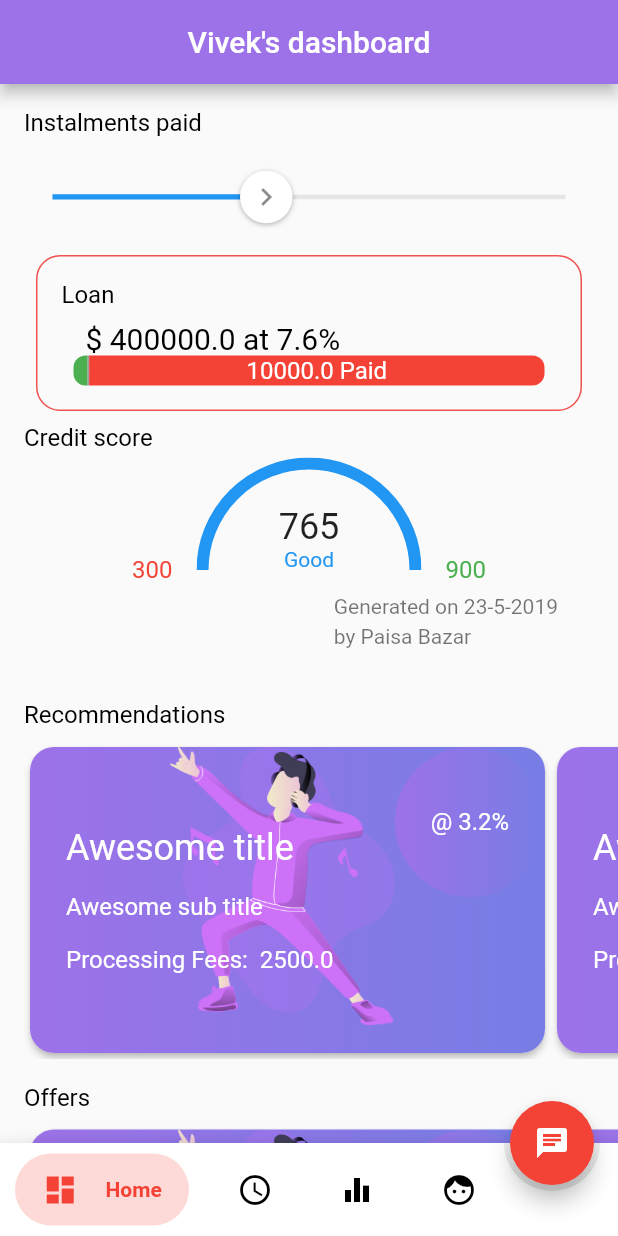
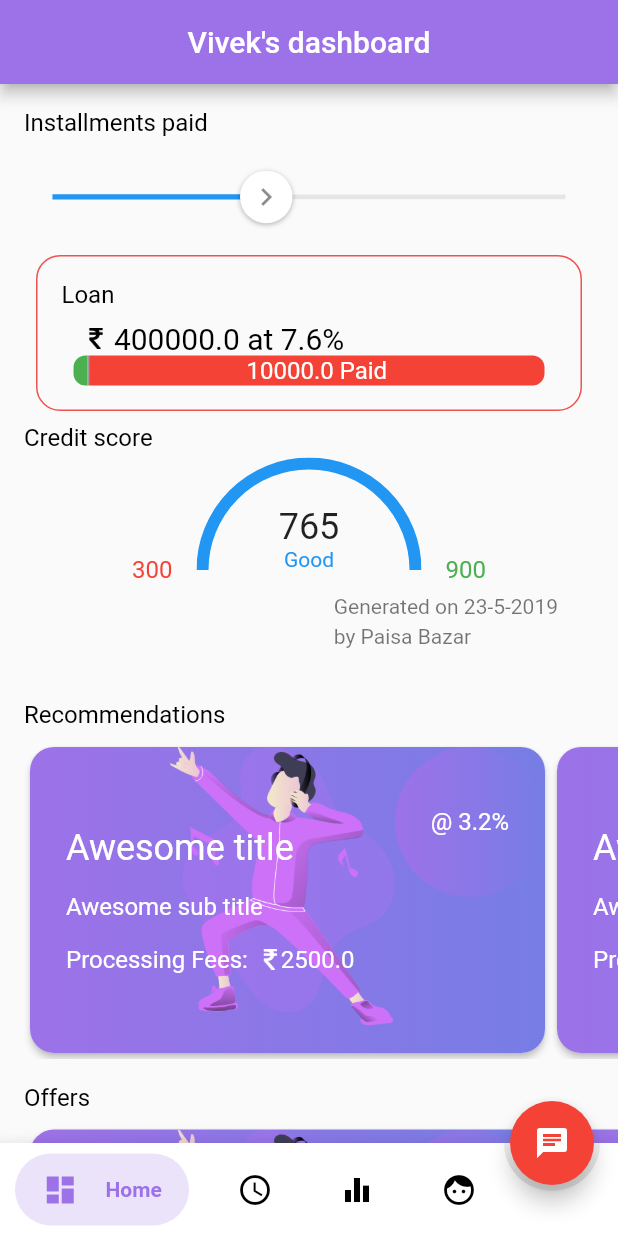
Before and after one commit to viveky259259/emi_engagement, a Flutter app: the screen it shows after launch, on a phone screen of 412 x 824 dp. Run offline on Flutter 3.47's test engine with Material 2 defaults, Android fonts, the phone set to English and light mode, and no system bars; drawn by our look-alikes of bubble_bottom_bar; our stand-ins replace circular_profile_avatar, cloud_firestore, connectivity, firebase_auth, shared_preferences; missing offline and left inert: achievement_view, gradient_text; accounts and stored records are empty.

Commit message:
loan   loan from server leader board   show reward cards   added rupee icon

```diff
--- a/lib/constants/database_collections.dart
+++ b/lib/constants/database_collections.dart
@@ -8,4 +8,9 @@ class DatabaseCollections {
 
   //stores user specific recommendations
   static const String USER_RECOMMENDATION_COLLECTION = "user_recommendation";
+
+  static const String LEADERBOARD_COLLECTION = "leaderboard";
+  static const String LOAN_COLLECTION  = "loan";
+
+
 }
--- a/lib/dashboard/dashboard.ui.dart
+++ b/lib/dashboard/dashboard.ui.dart
@@ -1,5 +1,6 @@
 import 'package:emi_engagement/chat_bot/chat.bot.ui.dart';
 import 'package:emi_engagement/constants/colors.constants.dart';
+import 'package:emi_engagement/dashboard/storage/local.storage.dart';
 import 'package:emi_engagement/home/home.ui.dart';
 import 'package:emi_engagement/leaderboard/leaderboard.ui.dart';
 import 'package:emi_engagement/loan/loans.ui.dart';
@@ -7,6 +8,7 @@ import 'package:emi_engagement/user_profile/user_model.dart';
 import 'package:emi_engagement/user_profile/user_profile.dart';
 import 'package:flutter/material.dart';
 import 'package:bubble_bottom_bar/bubble_bottom_bar.dart';
+import 'package:achievement_view/achievement_view.dart';
 
 class DashboardUi extends StatefulWidget {
   @override
@@ -26,8 +28,34 @@ class _DashboardUiState extends State<DashboardUi>
     _controller = AnimationController(vsync: this);
     super.initState();
     userModel = UserModel("1", "Vivek", "viveky259259@gmail.com", "8097357765");
+    currentIndex = 0;
+    LocalStorage.storeTodaySFirstOpenDate().then((isStored) {
+      showAchievement(
+          "Congratulations", "You have earned 1 point for opening app today");
+    });
+  }
 
-    currentIndex = 0;
+  showAchievement(String title, String subtitle) {
+    AchievementView(context,
+        title: "$title!", subTitle: subtitle,
+        //onTab: _onTabAchievement,
+        //icon: Icon(Icons.insert_emoticon, color: Colors.white,),
+        //typeAnimationContent: AnimationTypeAchievement.fadeSlideToUp,
+        //borderRadius: 5.0,
+        //color: Colors.blueGrey,
+        //textStyleTitle: TextStyle(),
+        //textStyleSubTitle: TextStyle(),
+        //alignment: Alignment.topCenter,
+        duration: Duration(seconds: 5),
+        isCircle: false,
+        listener: (status) {
+      print(status);
+      //AchievementState.opening
+      //AchievementState.open
+      //AchievementState.closing
+      //AchievementState.closed
+    })
+      ..show();
   }
 
   @override
@@ -86,6 +114,7 @@ class _DashboardUiState extends State<DashboardUi>
           return Colors.blue;
       }
     }
+
     return Scaffold(
       appBar: AppBar(
         leading: null,
@@ -115,22 +144,20 @@ class _DashboardUiState extends State<DashboardUi>
         //new
         hasNotch: true,
         //new
-        hasInk:true,
+        hasInk: true,
 
         //new, gives a cute ink effect
         inkColor: Colors.black12,
         //optional, uses theme color if not specified
         items: <BubbleBottomBarItem>[
           BubbleBottomBarItem(
-              backgroundColor: Colors.red,
+              backgroundColor: ColorConstants.messageCardGradient1,
               icon: Icon(
                 Icons.dashboard,
                 color: Colors.black,
               ),
-              activeIcon: Icon(
-                Icons.dashboard,
-                color: Colors.red,
-              ),
+              activeIcon: Icon(Icons.dashboard,
+                  color: ColorConstants.messageCardGradient1),
               title: Text("Home")),
           BubbleBottomBarItem(
               backgroundColor: Colors.deepPurple,
--- /dev/null
+++ b/lib/dashboard/storage/local.storage.dart
@@ -0,0 +1,21 @@
+import 'package:shared_preferences/shared_preferences.dart';
+
+class LocalStorage {
+  static const String todaySFirstOpenDate = "todaysFirstOpenDate";
+
+  static storeTodaySFirstOpenDate() async {
+    SharedPreferences prefs = await SharedPreferences.getInstance();
+
+    DateTime dateTime = DateTime.now();
+    String dateToCheck = "${dateTime.day}${dateTime.month}${dateTime.year}";
+    String dateStored = await getTodaySFirstOpenDate(prefs);
+    if (dateStored == null || dateStored.compareTo(dateToCheck) != 0) {
+      prefs.setString(todaySFirstOpenDate, dateToCheck);
+    } else
+      return false;
+  }
+
+  static getTodaySFirstOpenDate(prefs) async {
+    return prefs.getString(todaySFirstOpenDate);
+  }
+}
--- a/lib/home/home.ui.dart
+++ b/lib/home/home.ui.dart
@@ -79,7 +79,7 @@ class _HomeUiState extends State<HomeUi> with SingleTickerProviderStateMixin {
           Padding(
             padding: const EdgeInsets.only(left: 16.0, top: 16),
             child:
-                Text("Instalments paid", style: TextStyleConstants.primaryText),
+                Text("Installments paid", style: TextStyleConstants.primaryText),
           ),
           FlutterSlider(
             values: [loanModel.installmentsPaid.toDouble()],
@@ -102,9 +102,15 @@ class _HomeUiState extends State<HomeUi> with SingleTickerProviderStateMixin {
                 Text("Loan", style: TextStyleConstants.primaryText),
                 Padding(
                   padding: const EdgeInsets.only(left: 16.0, top: 8),
-                  child: Text(
-                      "\$ ${loanModel.loanAmount} at ${loanModel.interestRate}%",
-                      style: TextStyleConstants.mediumText),
+                  child: Row(
+                    mainAxisSize: MainAxisSize.min,
+                    children: <Widget>[
+                      Image.asset("assets/rupee-indian.png",height: 14,width: 14,),
+                      Text(
+                          " ${loanModel.loanAmount} at ${loanModel.interestRate}%",
+                          style: TextStyleConstants.mediumText),
+                    ],
+                  ),
                 ),
                 Container(
                   width: MediaQuery.of(context).size.width,
--- a/lib/recommendation/widgets/recommendation_item.widget.dart
+++ b/lib/recommendation/widgets/recommendation_item.widget.dart
@@ -62,9 +62,26 @@ class RecommendationItemWidget extends StatelessWidget {
                   SizedBox(
                     height: 16,
                   ),
-                  Text(
-                    "Processing Fees:  ${model.processingFees}",
-                    style: TextStyleConstants.secondaryRecommendationCard,
+
+                  Row(
+                    mainAxisSize: MainAxisSize.min,
+                    children: <Widget>[
+                      Text(
+                        "Processing Fees:",
+                        style: TextStyleConstants.secondaryRecommendationCard,
+                      ),
+                      SizedBox(width: 8,),
+                      Image.asset(
+                        "assets/rupee-indian.png",
+                        height: 14,
+                        width: 14,
+                        color: Colors.white,
+                      ),
+                      Text(
+                        "${model.processingFees}",
+                        style: TextStyleConstants.secondaryRecommendationCard,
+                      ),
+                    ],
                   )
                 ],
               ),
--- a/pubspec.yaml
+++ b/pubspec.yaml
@@ -30,6 +30,7 @@ dependencies:
   intl: 0.15.8
   bubble_bottom_bar: ^1.2.0
   circular_profile_avatar: ^0.2.0
+  achievement_view: ^0.2.0
 
     # The following adds the Cupertino Icons font to your application.
   # Use with the CupertinoIcons class for iOS style icons.
```
Also changed, not shown: lib/chat_bot/widgets/chat.message.widget.dart (+17 -6 lines), lib/leaderboard/leaderboard.model.dart (added, +23 -0 lines), lib/leaderboard/leaderboard.server.dart (added, +30 -0 lines), lib/leaderboard/widgets/leaderboard_item.widget.dart (added, +88 -0 lines), lib/loan/loan.server.dart (added, +45 -0 lines), lib/loan/loan_model.dart (+41 -1 lines), lib/loan/loans.ui.dart (+57 -1 lines), lib/loan/widgets/loan_item.widget.dart (added, +15 -0 lines), assets/rupee-indian.png (added), pubspec.lock.
